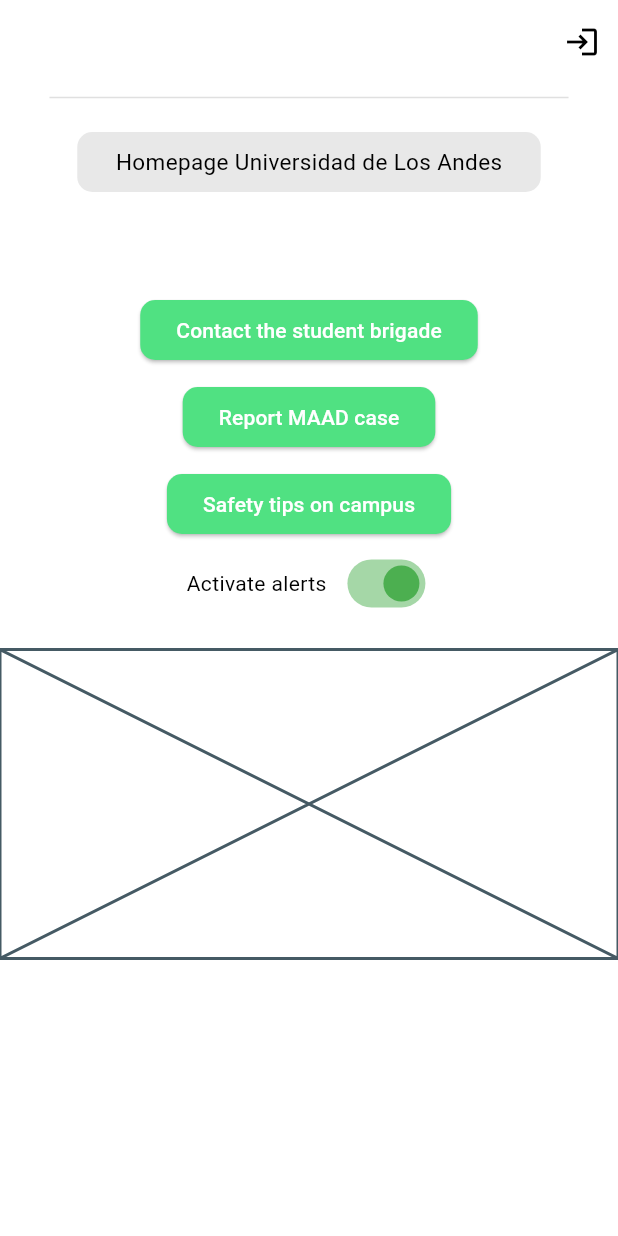
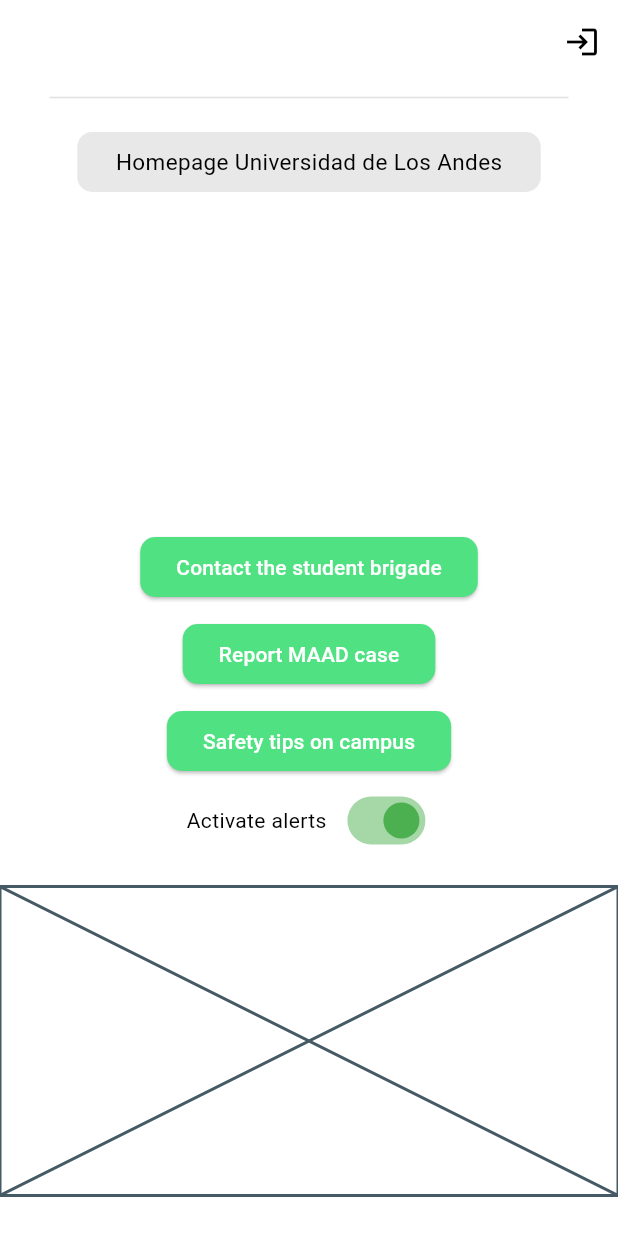
Before and after one commit to ISIS3510-Seccion-2-Grupo-21/resq-flutter, a Flutter app: the screen it shows once a user with an empty profile is signed in, on a phone screen of 412 x 824 dp. Run offline on Flutter 3.47's test engine with Material 3 defaults, Android fonts, the phone set to English and light mode, and no system bars; our stand-ins replace bloc, card_swiper, cloud_firestore, equatable, firebase_auth, firebase_core and 6 more; missing offline and left inert: shake; accounts and stored records are empty.

Commit message:
Imprime algo pero esta bien feo

```diff
--- a/lib/screens/home/home_screen.dart
+++ b/lib/screens/home/home_screen.dart
@@ -41,7 +41,7 @@ class _HomeScreenState extends State<HomeScreen> {
 
 Future<List<Map<String, dynamic>>> _getNewsletterData() async {
   final QuerySnapshot<Map<String, dynamic>> querySnapshot =
-      await FirebaseFirestore.instance.collection('newsletters').get();
+      await FirebaseFirestore.instance.collection('newsletter').get();
   return querySnapshot.docs.map((doc) => doc.data()).toList();
 }
 
@@ -83,6 +83,8 @@ Widget _buildCardStack() {
         if (snapshot.hasError) {
           return Text('Error: ${snapshot.error}');
         } else {
+          print("worlin???");
+          print(snapshot);
           final List<Map<String, dynamic>> data = snapshot.data!;
           int currentIndex = 0; // indice tarjeta superior
 
@@ -104,6 +106,10 @@ Widget _buildCardStack() {
                 }
               }
             },
+            child: Container(
+              width: MediaQuery.of(context).size.width * 0.75,
+              height: MediaQuery.of(context).size.height * 0.25,
+              alignment: Alignment.center,
               child: Stack(
                 children: data.asMap().entries.map((entry) {
                   final index = entry.key;
@@ -111,9 +117,8 @@ Widget _buildCardStack() {
                   final newsletterId = newsletter['id']; // identificador de la noticia
                   final position = index - currentIndex;
 
-                final baseColor = Colors.grey[158]!; // base tarjetas
+                  final baseColor = Color.fromARGB(255, 165, 165, 165)!; // base tarjetas
                   final darkGray = Colors.grey[900]!; // gris oscuro para tarjeta final
-
                   // color gradualmente más oscuro según la posición en el stack
                   final backgroundColor = Color.lerp(baseColor, darkGray, position * 0.1);
 
@@ -140,7 +145,10 @@ Widget _buildCardStack() {
                         color: backgroundColor,
                         child: Column(
                           children: [
-                          Image.network(newsletter['imagen'] ?? ''),
+                            Image.network(newsletter['imagen'] ?? '',
+                              width: MediaQuery.of(context).size.width * 0.75,
+                              height: MediaQuery.of(context).size.height * 0.15,
+                            ),
                             Container(
                               padding: EdgeInsets.all(8),
                               color: Colors.grey,
@@ -153,6 +161,7 @@ Widget _buildCardStack() {
                   );
                 }).toList(),
               ),
+            )
           );
         }
       }
```
Lines whose indentation alone changed are shown as unchanged.
